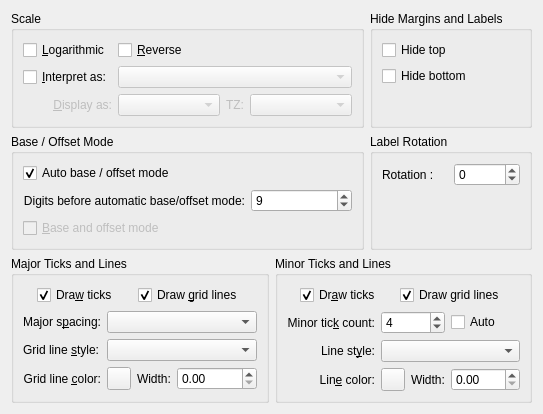
Old version of the form src/libkstapp/axistab.ui in the repository Kst-plot/kst.
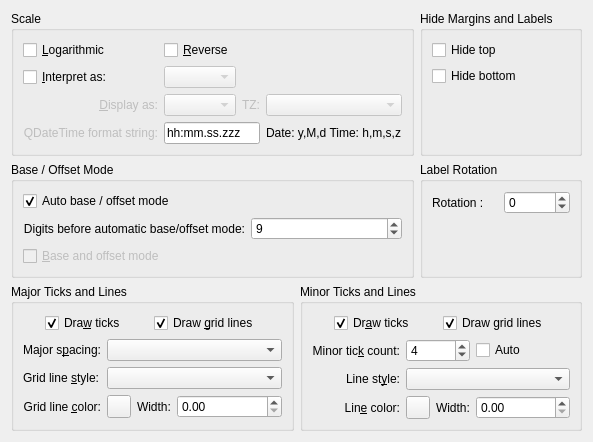
New version of the form. Custom widgets are drawn as their Qt base class.

Commit message: add format string defined date/time plotting

Diff of the .ui file:
```diff
--- a/src/libkstapp/axistab.ui
+++ b/src/libkstapp/axistab.ui
@@ -15,13 +15,13 @@
   </property>
   <layout class="QVBoxLayout" name="verticalLayout_3">
    <item>
-    <layout class="QGridLayout" name="gridLayout_4">
+    <layout class="QGridLayout" name="gridLayout_5">
      <item row="0" column="0">
       <widget class="QGroupBox" name="_scaleGroup">
        <property name="title">
         <string>Scale</string>
        </property>
-       <layout class="QGridLayout" name="gridLayout_5">
+       <layout class="QGridLayout" name="gridLayout_4">
         <item row="0" column="0">
          <widget class="QCheckBox" name="_scaleLog">
           <property name="toolTip">
@@ -61,7 +61,7 @@
           </property>
          </widget>
         </item>
-        <item row="1" column="1" colspan="3">
+        <item row="1" column="1">
          <widget class="QComboBox" name="_scaleInterpretType">
           <property name="enabled">
            <bool>false</bool>
@@ -138,6 +138,42 @@
           </property>
          </widget>
         </item>
+        <item row="3" column="0">
+         <widget class="QLabel" name="_timeFormaLabel">
+          <property name="enabled">
+           <bool>false</bool>
+          </property>
+          <property name="sizePolicy">
+           <sizepolicy hsizetype="Preferred" vsizetype="Preferred">
+            <horstretch>0</horstretch>
+            <verstretch>0</verstretch>
+           </sizepolicy>
+          </property>
+          <property name="text">
+           <string>QDateTime format string:</string>
+          </property>
+          <property name="alignment">
+           <set>Qt::AlignRight|Qt::AlignTrailing|Qt::AlignVCenter</set>
+          </property>
+          <property name="buddy">
+           <cstring>_scaleDisplayType</cstring>
+          </property>
+         </widget>
+        </item>
+        <item row="3" column="1" colspan="2">
+         <widget class="QLineEdit" name="_scaleDisplayFormatString">
+          <property name="text">
+           <string>hh:mm.ss.zzz</string>
+          </property>
+         </widget>
+        </item>
+        <item row="3" column="3">
+         <widget class="QLabel" name="label_8">
+          <property name="text">
+           <string>Date: y,M,d Time: h,m,s,z</string>
+          </property>
+         </widget>
+        </item>
        </layout>
       </widget>
      </item>
```
Left out of the diff: 78 changed lines with no effect on the pictures. The commit also changes 6 other files.
